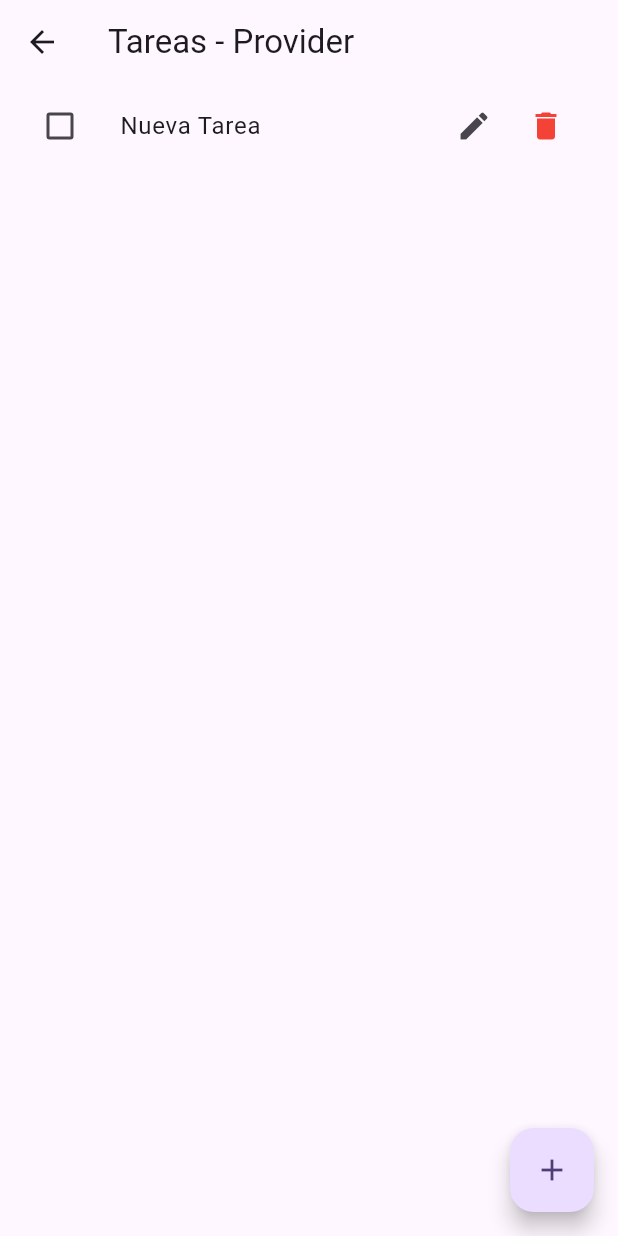
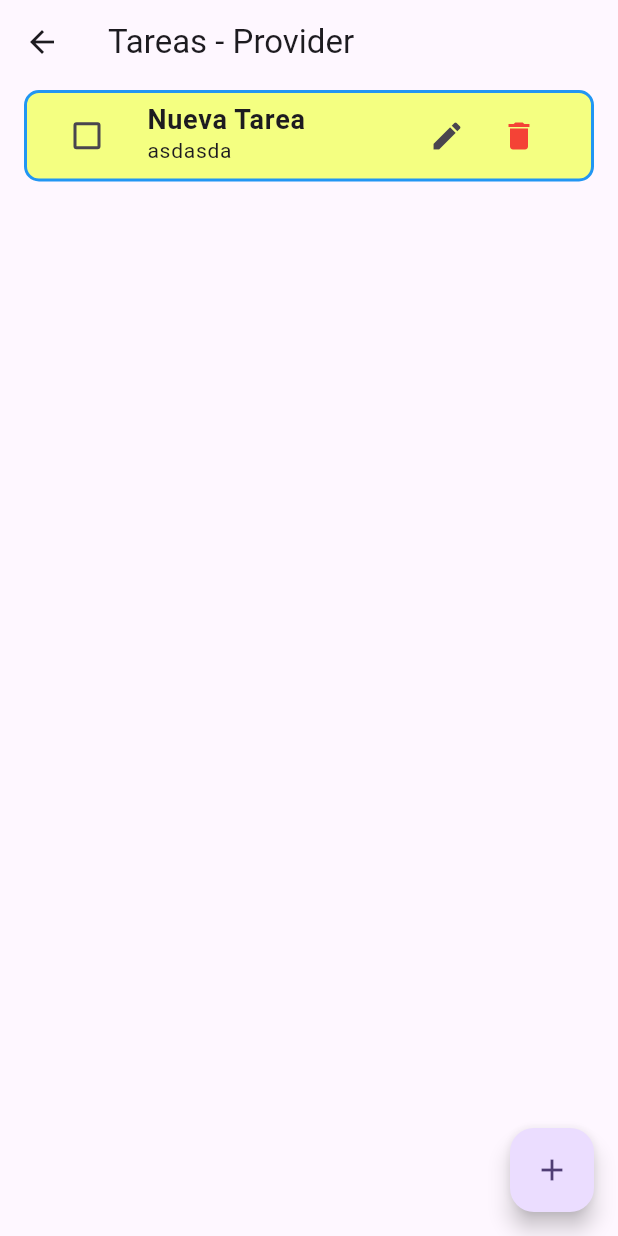
Before and after one commit to Robertopoemape/crud_list, a Flutter app: the HomeProviderPage screen opened by its route, after a tap on the "add" icon, on a phone screen of 412 x 824 dp. Run offline on Flutter 3.47's test engine with Material 3 defaults, Android fonts, the phone set to English and light mode, and no system bars; our stand-ins replace auto_route, bloc, flutter_bloc, flutter_riverpod.

Commit message:
refactor: add components

```diff
--- /dev/null
+++ b/lib/components/card_list.dart
@@ -0,0 +1,25 @@
+import 'package:flutter/material.dart';
+
+import '../models/task_model.dart';
+
+class CardList extends StatelessWidget {
+  const CardList({
+    required this.listTask,
+    required this.itemBuilder,
+    super.key,
+  });
+
+  final List<TaskModel> listTask;
+
+  final Widget Function(BuildContext context, TaskModel task) itemBuilder;
+
+  @override
+  Widget build(BuildContext context) {
+    return ListView.builder(
+        itemCount: listTask.length,
+        itemBuilder: (context, index) => itemBuilder(
+              context,
+              listTask[index],
+            ));
+  }
+}
--- /dev/null
+++ b/lib/components/card_list_info.dart
@@ -0,0 +1,78 @@
+import 'package:flutter/material.dart';
+
+import '../models/task_model.dart';
+
+class CardListInfo extends StatelessWidget {
+  const CardListInfo({
+    required this.task,
+    required this.onChangedToggleTask,
+    required this.onPressedRemoveTask,
+    required this.onPressedSaveTask,
+    super.key,
+  });
+
+  final TaskModel task;
+  final Function(bool?) onChangedToggleTask;
+  final VoidCallback? onPressedRemoveTask;
+  final VoidCallback? onPressedSaveTask;
+
+  @override
+  Widget build(BuildContext context) {
+    return Padding(
+      padding: const EdgeInsets.symmetric(horizontal: 16, vertical: 4),
+      child: ListTile(
+        shape: RoundedRectangleBorder(
+          borderRadius: BorderRadius.circular(10),
+          side: const BorderSide(color: Colors.blue, width: 2),
+        ),
+        tileColor: task.isCompleted
+            ? Colors.lightGreenAccent
+            : Colors.limeAccent.shade100,
+        title: Column(
+          crossAxisAlignment: CrossAxisAlignment.start,
+          children: [
+            Text(
+              task.title,
+              style: TextStyle(
+                fontWeight: FontWeight.bold,
+                fontSize: 18,
+                height: 1.1,
+                decoration:
+                    task.isCompleted ? TextDecoration.lineThrough : null,
+              ),
+            ),
+            Text(
+              task.description,
+              style: TextStyle(
+                fontSize: 14,
+                decoration:
+                    task.isCompleted ? TextDecoration.lineThrough : null,
+              ),
+            ),
+          ],
+        ),
+        leading:
+            Checkbox(value: task.isCompleted, onChanged: onChangedToggleTask),
+        trailing: Row(
+          mainAxisSize: MainAxisSize.min,
+          children: [
+            IconButton(
+              icon: const Icon(Icons.edit),
+              onPressed: onPressedSaveTask,
+
+              /* () => showEditTaskDialog(
+                context: context,
+                task: task,
+                onPressedSaveTask: () {},
+              ),*/
+            ),
+            IconButton(
+              icon: const Icon(Icons.delete, color: Colors.red),
+              onPressed: onPressedRemoveTask,
+            ),
+          ],
+        ),
+      ),
+    );
+  }
+}
--- a/lib/presentation/flutter_provider/pages/home_provider_page.dart
+++ b/lib/presentation/flutter_provider/pages/home_provider_page.dart
@@ -2,8 +2,11 @@ import 'package:auto_route/auto_route.dart';
 import 'package:flutter/material.dart';
 import 'package:provider/provider.dart';
 
+import '../../../components/card_list.dart';
+import '../../../components/card_list_info.dart';
+import '../../../components/show_dialog_message.dart';
+import '../../../components/show_edit_task_dialog.dart';
 import '../providers/providers.dart';
-import '../widgets/task_item_provider.dart';
 
 @RoutePage()
 class HomeProviderPage extends StatelessWidget {
@@ -11,13 +14,40 @@ class HomeProviderPage extends StatelessWidget {
 
   @override
   Widget build(BuildContext context) {
-    final tasks = context.watch<TaskProvider>().tasks;
+    final listTask = context.watch<TaskProvider>().tasks;
 
     return Scaffold(
       appBar: AppBar(title: const Text("Tareas - Provider")),
-      body: ListView.builder(
-        itemCount: tasks.length,
-        itemBuilder: (context, index) => TaskItemProvider(task: tasks[index]),
+      body: CardList(
+        listTask: listTask,
+        itemBuilder: (context, task) {
+          return CardListInfo(
+            task: task,
+            onChangedToggleTask: (value) {
+              context.read<TaskProvider>().toggleTask(task.id);
+            },
+            onPressedRemoveTask: () {
+              showDialogMessage(
+                  context: context,
+                  task: task,
+                  onPressed: () {
+                    context.read<TaskProvider>().removeTask(task.id);
+                    Navigator.pop(context);
+                  });
+            },
+            onPressedSaveTask: () => showEditTaskDialog(
+              context: context,
+              task: task,
+              onPressedSaveTask: (updatedTitle, updatedDescription) {
+                context.read<TaskProvider>().updateTask(
+                      task.id,
+                      updatedTitle,
+                      updatedDescription,
+                    );
+              },
+            ),
+          );
+        },
       ),
       floatingActionButton: FloatingActionButton(
         onPressed: () =>
--- a/lib/presentation/flutter_provider/widgets/task_item_provider.dart
+++ /dev/null
@@ -1,102 +0,0 @@
-import 'package:flutter/material.dart';
-import 'package:provider/provider.dart';
-
-import '../../../models/task_model.dart';
-import '../providers/task_provider.dart';
-import '../../../components/show_dialog_message.dart';
-
-class TaskItemProvider extends StatelessWidget {
-  const TaskItemProvider({
-    super.key,
-    required this.task,
-  });
-  final TaskModel task;
-
-  @override
-  Widget build(BuildContext context) {
-    return ListTile(
-      title: Text(
-        task.title,
-        style: TextStyle(
-          decoration: task.isCompleted ? TextDecoration.lineThrough : null,
-        ),
-      ),
-      leading: Checkbox(
-        value: task.isCompleted,
-        onChanged: (value) {
-          context.read<TaskProvider>().toggleTask(task.id);
-        },
-      ),
-      trailing: Row(
-        mainAxisSize: MainAxisSize.min,
-        children: [
-          IconButton(
-            icon: const Icon(Icons.edit),
-            onPressed: () => _showEditTaskDialog(context),
-          ),
-          IconButton(
-            icon: const Icon(Icons.delete, color: Colors.red),
-            onPressed: () {
-              showDialogMessage(
-                context: context,
-                task: task,
-                onPressed: () {
-                  context.read<TaskProvider>().removeTask(task.id);
-                  Navigator.pop(context);
-                },
-              );
-            },
-          ),
-        ],
-      ),
-    );
-  }
-
-  void _showEditTaskDialog(BuildContext context) {
-    final TextEditingController titleController =
-        TextEditingController(text: task.title);
-    final TextEditingController descriptionController =
-        TextEditingController(text: task.description);
-
-    showDialog(
-      context: context,
-      builder: (context) {
-        return AlertDialog(
-          title: const Text("Editar Tarea"),
-          content: Column(
-            children: [
-              TextField(
-                controller: titleController,
-                decoration: const InputDecoration(labelText: "Título"),
-              ),
-              const SizedBox(height: 10),
-              TextField(
-                controller: descriptionController,
-                decoration: const InputDecoration(labelText: "Descripción"),
-              ),
-            ],
-          ),
-          actions: [
-            TextButton(
-              onPressed: () => Navigator.pop(context),
-              child: const Text("Cancelar"),
-            ),
-            ElevatedButton(
-              onPressed: () {
-                if (titleController.text.isNotEmpty) {
-                  context.read<TaskProvider>().updateTask(
-                        task.id,
-                        titleController.text,
-                        descriptionController.text,
-                      );
-                }
-                Navigator.pop(context);
-              },
-              child: const Text("Guardar"),
-            ),
-          ],
-        );
-      },
-    );
-  }
-}
```
Also changed, not shown: lib/components/show_add_task_dialog.dart (added, +50 -0 lines), lib/components/show_edit_task_dialog.dart (added, +52 -0 lines), lib/presentation/flutter_bloc/pages/home_bloc_page.dart (+35 -9 lines), lib/presentation/flutter_bloc/widgets/task_item_block.dart (deleted, +0 -103 lines), lib/presentation/flutter_riverpod/pages/home_riverpod_page.dart (+49 -52 lines), lib/presentation/flutter_riverpod/widgets/task_item_riverpod.dart (deleted, +0 -102 lines).
